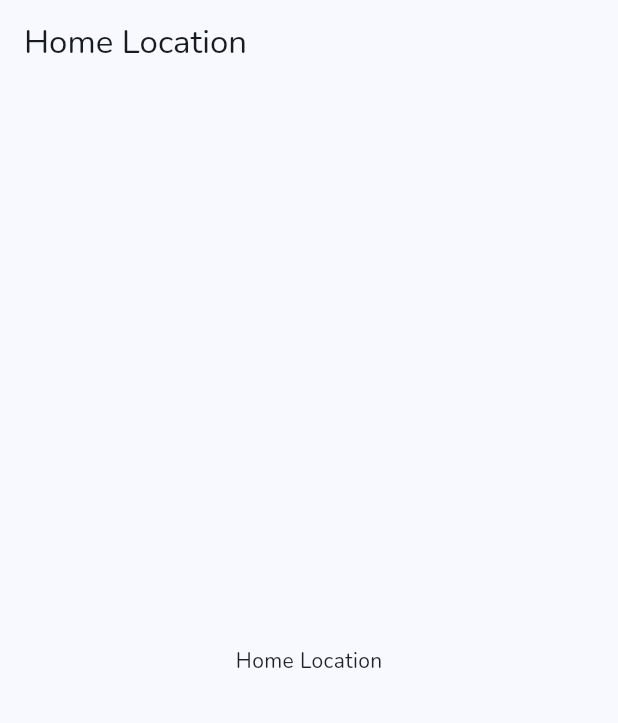
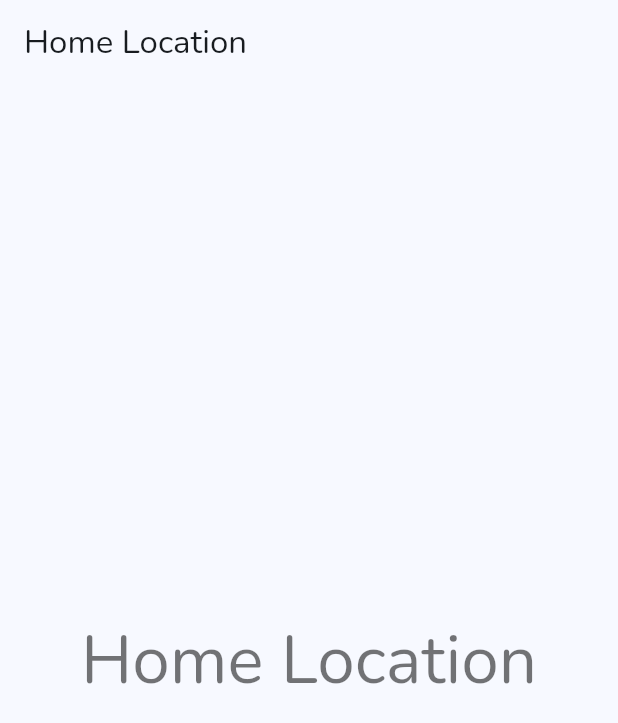
Before and after one commit to tc14077/todoer, a Flutter app: the HomeScreen screen opened directly, on a phone screen of 412 x 824 dp. Shown: the top 723 px of the screen. Run offline on Flutter 3.47's test engine with Material 2 defaults, Android fonts, the phone set to English and light mode, and no system bars; our stand-ins replace beamer, bloc, flutter_bloc, google_fonts.

Commit message:
feat: apply headline text to screens

```diff
--- a/lib/ui/screen/home_screen.dart
+++ b/lib/ui/screen/home_screen.dart
@@ -2,16 +2,6 @@ import 'package:flutter/material.dart';
 
 class HomeScreen extends StatefulWidget {
   const HomeScreen({Key? key, required this.title}) : super(key: key);
-
-  // This widget is the home page of your application. It is stateful, meaning
-  // that it has a State object (defined below) that contains fields that affect
-  // how it looks.
-
-  // This class is the configuration for the state. It holds the values (in this
-  // case the title) provided by the parent (in this case the App widget) and
-  // used by the build method of the State. Fields in a Widget subclass are
-  // always marked "final".
-
   final String title;
 
   @override
@@ -21,18 +11,15 @@ class HomeScreen extends StatefulWidget {
 class _HomeScreenState extends State<HomeScreen> {
   @override
   Widget build(BuildContext context) {
-    // This method is rerun every time setState is called, for instance as done
-    // by the _incrementCounter method above.
-    //
-    // The Flutter framework has been optimized to make rerunning build methods
-    // fast, so that you can just rebuild anything that needs updating rather
-    // than having to individually change instances of widgets.
     return Scaffold(
       appBar: AppBar(
         title: Text(widget.title),
       ),
       body: Center(
-        child: Text(widget.title),
+        child: Text(
+          widget.title,
+          style: Theme.of(context).textTheme.headline2,
+        ),
       ),
     );
   }
--- a/lib/ui/screen/settings_screen.dart
+++ b/lib/ui/screen/settings_screen.dart
@@ -19,7 +19,10 @@ class _SettingsScreenState extends State<SettingsScreen> {
         title: Text(widget.title),
       ),
       body: Center(
-        child: Text(widget.title),
+        child: Text(
+          widget.title,
+          style: Theme.of(context).textTheme.headline2,
+        ),
       ),
       floatingActionButton: FloatingActionButton(
         child: const Icon(Icons.dark_mode),
```
